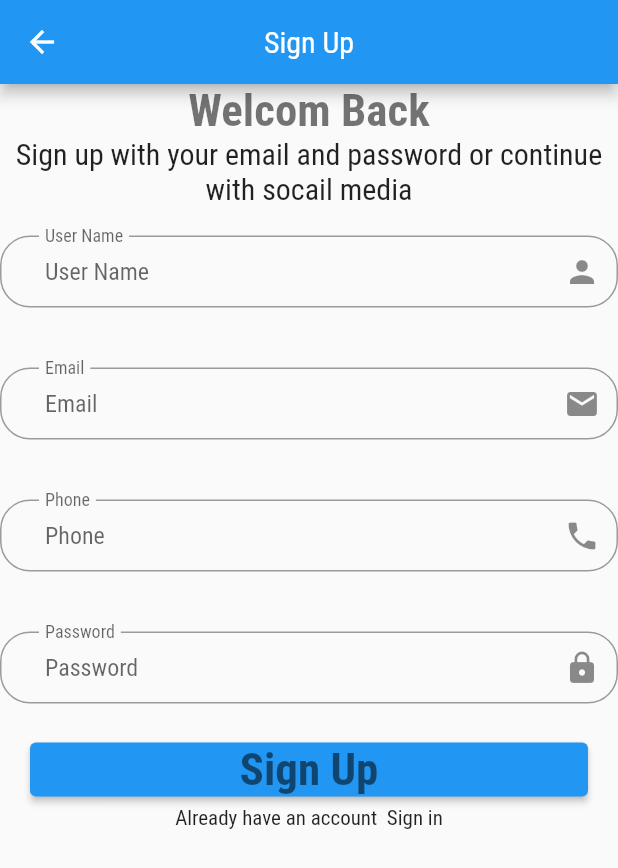
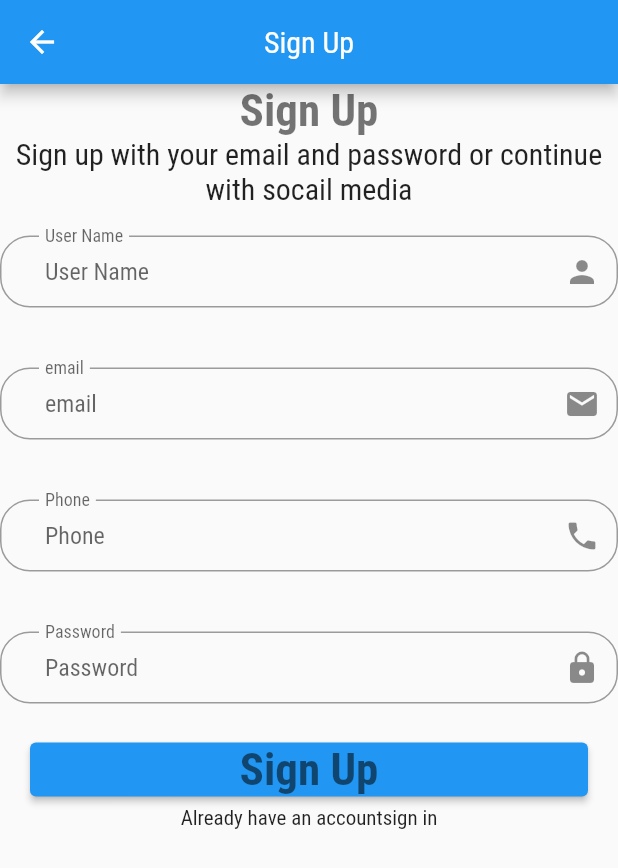
Before and after one commit to atowi7/E-Commerce_app, a Flutter app: the SignupScreen screen opened by its route, on a phone screen of 412 x 824 dp. Shown: the top 868 px of the screen. Run offline on Flutter 3.47's test engine with Material 2 defaults, Android fonts, the phone set to English and light mode, and no system bars; our stand-ins replace cached_network_image, dartz, firebase_core, firebase_messaging, flutter_otp_text_field, flutter_svg and 4 more; missing offline and left inert: dart:ffi; accounts and stored records are empty; project files that could hold a hidden picture were left out.

Commit message:
some modifications

```diff
--- a/lib/core/localization/translations.dart
+++ b/lib/core/localization/translations.dart
@@ -5,19 +5,57 @@ class AppTranslations extends Translations {
   Map<String, Map<String, String>> get keys => {
         'ar': {
           '1': 'اختر اللغة',
-          '2': 'مرحبا',
-          '3':
+          '2': 'عربي',
+          '3': 'انجليزي',
+          '4': 'اختيار المنتج',
+          '5': 'وصف اختيار النتج',
+          '6': 'اختيار طريقة الدفع',
+          '7': 'وصف اختيار طريقة الدفع',
+          '8': 'اختيار الطلب',
+          '9': 'وصف اختيار الطلب',
+          '10': 'أختيار السائق',
+          '11': 'وصف اختيار السائق',
+          '12': 'استمر',
+          '13': 'تسجيل حساب',
+          '14':
+              'سجل حساب باستخدام اللإيميل و كلمة المرور أو استمر باستخدام مواقع التواصل الأجتماعي',
+          '15': 'اسم المستخدم',
+          '16': 'الايميل',
+          '17': 'رقم الجوال',
+          '18': 'كلمة المرور',
+          '19': 'تسجيل الدخول',
+          '20':
               ' سجل دخول باستخدام اللإيميل و كلمة المرور أو استمر باستخدام مواقع التواصل الأجتماعي',
-          '4': 'الايميل',
-          '5': 'كلمة المرور'
+          '21': 'نسيت كلمة المرور',
+          '22': 'ليس لديك حساب ؟ ',
+          '23': 'لديك حساب ؟ ',
         },
         'en': {
           '1': 'Choose Language',
-          '2': 'Welcome',
-          '3':
+          '2': 'AR',
+          '3': 'EN',
+          '4': 'Choose Product',
+          '5': 'Choose Product description',
+          '6': 'Choose Payment',
+          '7': 'Choose Payment description',
+          '8': 'Choose order',
+          '9': 'Choose order description',
+          '10': 'Choose Driver',
+          '11': 'Choose Driver description',
+          '12': 'continue',
+          '13': 'Sign Up',
+          '14':
+              'Sign up with your email and password or continue with socail media',
+          '15': 'User Name',
+          '16': 'email',
+          '17': 'Phone',
+          '18': 'Password',
+          '19': 'sign in',
+          '20':
               'Sign in with your email and password or continue with socail media',
-          '4': 'email',
-          '5': 'كلمة المرور'
+          '21': 'Forget Password',
+          '22': 'Don\'t have an account',
+          '23': 'Already have an account',
         },
       };
 }
--- a/lib/view/screen/auth/signup_screen.dart
+++ b/lib/view/screen/auth/signup_screen.dart
@@ -1,7 +1,5 @@
 import 'package:ecommerce_app/controller/auth/signup_controller.dart';
-import 'package:ecommerce_app/core/class/status_request.dart';
 import 'package:ecommerce_app/core/class/handlingdataview.dart';
-import 'package:ecommerce_app/core/constant/imageassets.dart';
 import 'package:ecommerce_app/core/function/exitapp_alert.dart';
 import 'package:ecommerce_app/core/function/input_validation.dart';
 import 'package:ecommerce_app/view/widget/auth/custombutton.dart';
@@ -11,7 +9,6 @@ import 'package:ecommerce_app/view/widget/auth/customtextform.dart';
 import 'package:ecommerce_app/view/widget/auth/customtexttitle.dart';
 import 'package:flutter/material.dart';
 import 'package:get/get.dart';
-import 'package:lottie/lottie.dart';
 
 class SignupScreen extends StatelessWidget {
   const SignupScreen({super.key});
@@ -22,7 +19,7 @@ class SignupScreen extends StatelessWidget {
     return Scaffold(
       appBar: AppBar(
         centerTitle: true,
-        title: const Text('Sign Up'),
+        title: Text('13'.tr),
       ),
       body: WillPopScope(
         onWillPop: () async {
@@ -36,13 +33,11 @@ class SignupScreen extends StatelessWidget {
               key: controller.formKey,
               child: ListView(
                 children: [
-                  const CustomTextTitle(title: 'Welcom Back'),
-                  const CustomTextBody(
-                      title:
-                          'Sign up with your email and password or continue with socail media'),
+                  CustomTextTitle(title: '13'.tr),
+                  CustomTextBody(title: '14'.tr),
                   CustomTextForm(
-                    labelText: 'User Name',
-                    hintText: 'User Name',
+                    labelText: '15'.tr,
+                    hintText: '15'.tr,
                     icon: Icons.person,
                     isNumber: false,
                     controller: controller.userName,
@@ -52,8 +47,8 @@ class SignupScreen extends StatelessWidget {
                     onTapIcon: controller.showPassword(),
                   ),
                   CustomTextForm(
-                    labelText: 'Email',
-                    hintText: 'Email',
+                    labelText: '16'.tr,
+                    hintText: '16'.tr,
                     icon: Icons.email,
                     isNumber: false,
                     controller: controller.email,
@@ -62,8 +57,8 @@ class SignupScreen extends StatelessWidget {
                     },
                   ),
                   CustomTextForm(
-                    labelText: 'Phone',
-                    hintText: 'Phone',
+                    labelText: '17'.tr,
+                    hintText: '17'.tr,
                     icon: Icons.phone,
                     isNumber: true,
                     controller: controller.phone,
@@ -72,8 +67,8 @@ class SignupScreen extends StatelessWidget {
                     },
                   ),
                   CustomTextForm(
-                    labelText: 'Password',
-                    hintText: 'Password',
+                    labelText: '18'.tr,
+                    hintText: '18'.tr,
                     icon: Icons.lock,
                     isNumber: false,
                     controller: controller.password,
@@ -83,14 +78,14 @@ class SignupScreen extends StatelessWidget {
                     },
                   ),
                   CustomButton(
-                    title: 'Sign Up',
+                    title: '13'.tr,
                     onPressed: () {
                       controller.openSignupVerfication();
                     },
                   ),
                   CustomTextAuth(
-                    t1: 'Already have an account ',
-                    t2: ' Sign in',
+                    t1: '23'.tr,
+                    t2: '19'.tr,
                     onTap: () {
                       controller.openLogin();
                     },
--- a/lib/view/screen/language_screen.dart
+++ b/lib/view/screen/language_screen.dart
@@ -23,13 +23,13 @@ class LanguageScreen extends GetView<LocalLangChange> {
             style: Theme.of(context).textTheme.headline1,
           ),
           CustomButtonLang(
-              text: 'AR',
+              text: '2'.tr,
               onPressed: () {
                 controller.changeLang('ar');
                 Get.toNamed(AppRoute.onBoarding);
               }),
           CustomButtonLang(
-              text: 'EN',
+              text: '3'.tr,
               onPressed: () {
                 controller.changeLang('en');
                 Get.toNamed(AppRoute.onBoarding);
--- a/lib/view/widget/onboarding/custombutton.dart
+++ b/lib/view/widget/onboarding/custombutton.dart
@@ -22,7 +22,7 @@ class customeButton extends GetView<OnboardingController> {
           controller.next();
         },
         child: Text(
-          'Continue',
+          '12'.tr,
           style: Theme.of(context).textTheme.button,
         ),
       ),
```
Also changed, not shown: lib/data/datasource/static/static.dart (+5 -8 lines), lib/view/screen/auth/login_screen.dart (+12 -12 lines).
